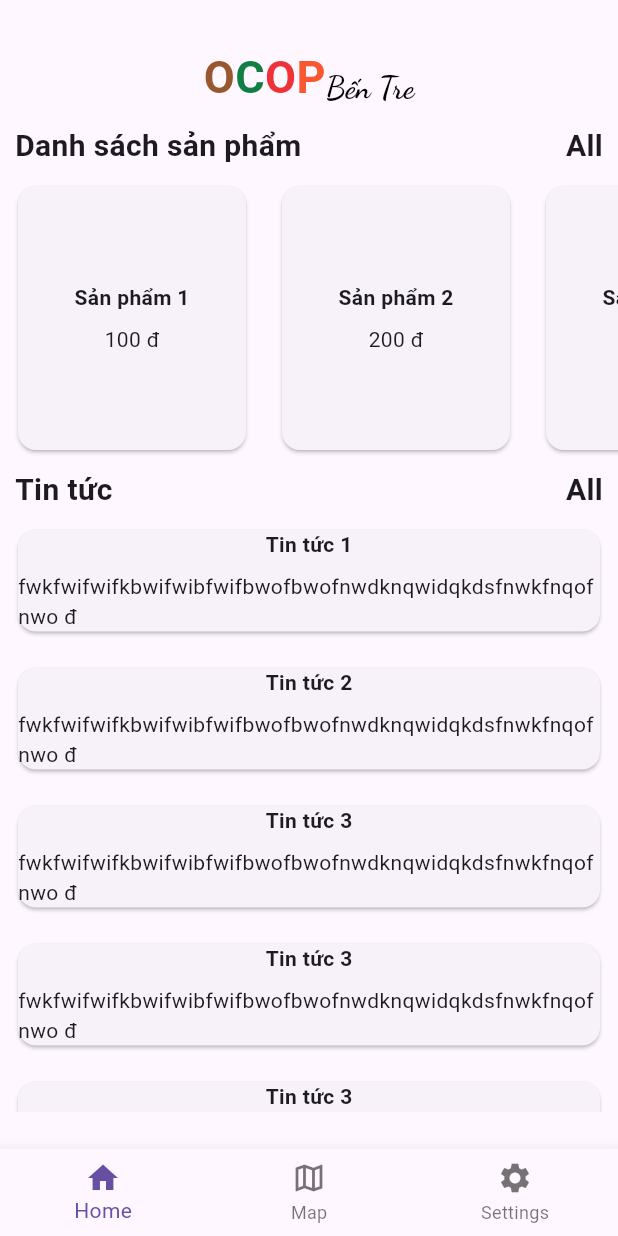
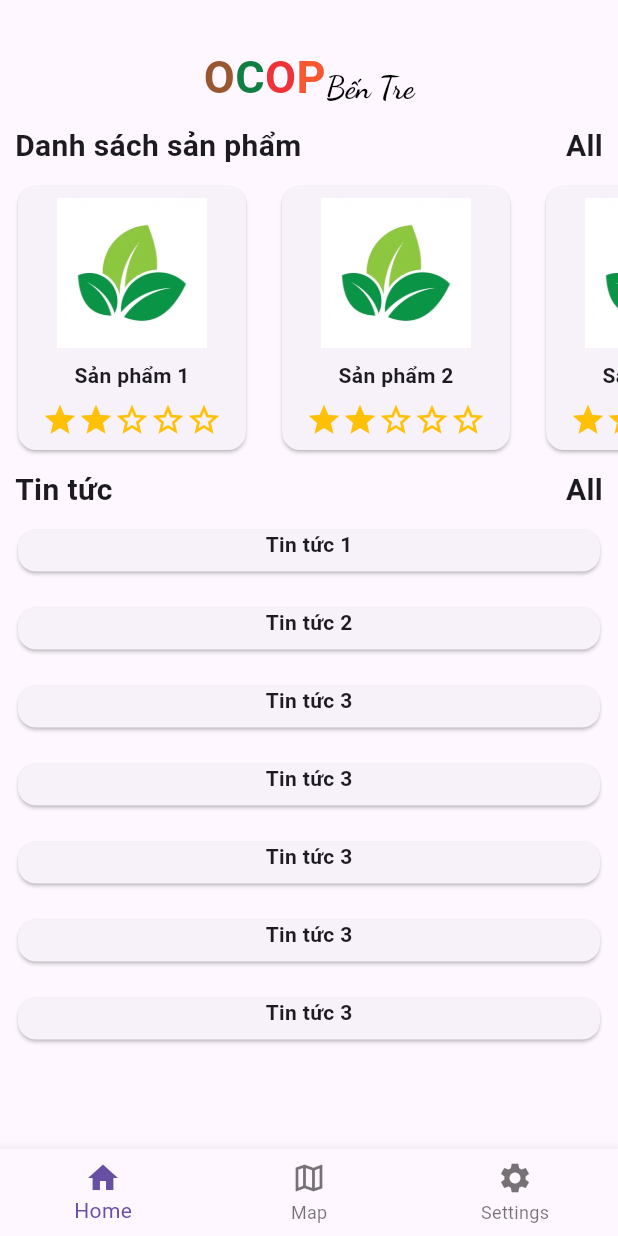
Before and after one commit to kiu-chan/ocop, a Flutter app: the screen it shows after launch, on a phone screen of 412 x 824 dp. Run offline on Flutter 3.47's test engine with Material 3 defaults, Android fonts, the phone set to English and light mode, and no system bars; our stand-ins replace flutter_map, latlong2; missing offline and left inert: geojson.

Commit message:
home update

```diff
--- /dev/null
+++ b/lib/src/data/home/newsData.dart
@@ -0,0 +1,6 @@
+class News {
+  final String name;
+  final String news;
+
+  News({required this.name, required this.news});
+}
--- /dev/null
+++ b/lib/src/data/home/productData.dart
@@ -0,0 +1,9 @@
+class Product {
+  final String name;
+  final int star;
+  final String category;
+  String? img = "";
+  String? describe = "";
+
+  Product({required this.name, required this.star, required this.category});
+}
--- /dev/null
+++ b/lib/src/page/elements/star.dart
@@ -0,0 +1,22 @@
+import 'package:flutter/material.dart';
+
+class Star extends StatelessWidget {
+  final int value;
+  const Star({super.key, required this.value});
+
+  @override
+  Widget build(BuildContext context) {
+    return Row(
+      mainAxisSize: MainAxisSize.min,
+      children: List.generate(5, (index) {
+        if (index < value) {
+          // Hiển thị sao đầy đủ cho các sao trong phạm vi value
+          return Icon(Icons.star, color: Colors.amber);
+        } else {
+          // Hiển thị sao viền cho các sao còn lại
+          return Icon(Icons.star_border, color: Colors.amber);
+        }
+      }),
+    );
+  }
+}
--- /dev/null
+++ b/lib/src/page/home/content/news/elements/newsCard.dart
@@ -0,0 +1,37 @@
+import 'package:flutter/material.dart';
+import 'package:ocop/src/data/home/newsData.dart';
+import 'package:ocop/src/page/home/content/news/elements/newsContent.dart';
+
+class NewsCard extends StatelessWidget {
+  final News news;
+
+  NewsCard({required this.news});
+
+  @override
+  Widget build(BuildContext context) {
+    return Container(
+      width: 160,
+      margin: EdgeInsets.all(8),
+      child: InkWell(
+        onTap: () {
+          Navigator.push(
+            context,
+            MaterialPageRoute(
+              builder: (context) => NewContent(news: news),
+            ),
+          );
+        },
+        child: Card(
+          child: Column(
+            mainAxisAlignment: MainAxisAlignment.center,
+            children: <Widget>[
+              Text(news.name, style: TextStyle(fontWeight: FontWeight.bold)),
+              SizedBox(height: 8),
+              // Text('${news.news} đ'),
+            ],
+          ),
+        ),
+      ),
+    );
+  }
+}
--- a/lib/src/page/home/content/news/news.dart
+++ b/lib/src/page/home/content/news/news.dart
@@ -1,14 +1,16 @@
 import 'package:flutter/material.dart';
+import 'package:ocop/src/data/home/newsData.dart';
+import 'package:ocop/src/page/home/content/news/elements/newsCard.dart';
 
 class NewsList extends StatelessWidget {
-  final List<Product> products = [
-    Product(name: 'Tin tức 1', news: "fwkfwifwifkbwifwibfwifbwofbwofnwdknqwidqkdsfnwkfnqofnwo"),
-    Product(name: 'Tin tức 2', news: "fwkfwifwifkbwifwibfwifbwofbwofnwdknqwidqkdsfnwkfnqofnwo"),
-    Product(name: 'Tin tức 3', news: "fwkfwifwifkbwifwibfwifbwofbwofnwdknqwidqkdsfnwkfnqofnwo"),
-    Product(name: 'Tin tức 3', news: "fwkfwifwifkbwifwibfwifbwofbwofnwdknqwidqkdsfnwkfnqofnwo"),
-    Product(name: 'Tin tức 3', news: "fwkfwifwifkbwifwibfwifbwofbwofnwdknqwidqkdsfnwkfnqofnwo"),
-    Product(name: 'Tin tức 3', news: "fwkfwifwifkbwifwibfwifbwofbwofnwdknqwidqkdsfnwkfnqofnwo"),
-    Product(name: 'Tin tức 3', news: "fwkfwifwifkbwifwibfwifbwofbwofnwdknqwidqkdsfnwkfnqofnwo"),
+  final List<News> news = [
+    News(name: 'Tin tức 1', news: "fwkfwifwifkbwifwibfwifbwofbwofnwdknqwidqkdsfnwkfnqofnwo"),
+    News(name: 'Tin tức 2', news: "fwkfwifwifkbwifwibfwifbwofbwofnwdknqwidqkdsfnwkfnqofnwo"),
+    News(name: 'Tin tức 3', news: "fwkfwifwifkbwifwibfwifbwofbwofnwdknqwidqkdsfnwkfnqofnwo"),
+    News(name: 'Tin tức 3', news: "fwkfwifwifkbwifwibfwifbwofbwofnwdknqwidqkdsfnwkfnqofnwo"),
+    News(name: 'Tin tức 3', news: "fwkfwifwifkbwifwibfwifbwofbwofnwdknqwidqkdsfnwkfnqofnwo"),
+    News(name: 'Tin tức 3', news: "fwkfwifwifkbwifwibfwifbwofbwofnwdknqwidqkdsfnwkfnqofnwo"),
+    News(name: 'Tin tức 3', news: "fwkfwifwifkbwifwibfwifbwofbwofnwdknqwidqkdsfnwkfnqofnwo"),
     // Thêm các tin tức khác vào đây
   ];
 
@@ -45,43 +47,12 @@ class NewsList extends StatelessWidget {
             height: 400,
             child: ListView.builder(
               scrollDirection: Axis.vertical,
-              itemCount: products.length,
+              itemCount: news.length,
               itemBuilder: (context, index) {
-                return ProductCard(product: products[index]);
+                return NewsCard(news: news[index]);
               },
             )),
       ],
     );
   }
 }
-
-class ProductCard extends StatelessWidget {
-  final Product product;
-
-  ProductCard({required this.product});
-
-  @override
-  Widget build(BuildContext context) {
-    return Container(
-      width: 160,
-      margin: EdgeInsets.all(8),
-      child: Card(
-        child: Column(
-          mainAxisAlignment: MainAxisAlignment.center,
-          children: <Widget>[
-            Text(product.name, style: TextStyle(fontWeight: FontWeight.bold)),
-            SizedBox(height: 8),
-            Text('${product.news} đ'),
-          ],
-        ),
-      ),
-    );
-  }
-}
-
-class Product {
-  final String name;
-  final String news;
-
-  Product({required this.name, required this.news});
-}
--- /dev/null
+++ b/lib/src/page/home/content/products/elements/productCard.dart
@@ -0,0 +1,45 @@
+import 'package:flutter/material.dart';
+import 'package:ocop/src/data/home/productData.dart';
+import 'package:ocop/src/page/home/content/products/elements/productInformation.dart';
+import 'package:ocop/src/page/elements/star.dart';
+
+class ProductCard extends StatelessWidget {
+  final Product product;
+
+  ProductCard({required this.product});
+
+  @override
+  Widget build(BuildContext context) {
+    return Container(
+      width: 160,
+      margin: EdgeInsets.all(8),
+      child: InkWell(
+        onTap: () {
+          Navigator.push(
+            context,
+            MaterialPageRoute(
+              builder: (context) => ProductInformation(product: product),
+            ),
+          );
+        },
+        child: Card(
+          child: Column(
+            mainAxisAlignment: MainAxisAlignment.center,
+            children: <Widget>[
+              Image.asset(
+                'lib/src/assets/img/map/img.png',
+                height: 100,
+                width: 100,
+                fit: BoxFit.cover,
+              ),
+              SizedBox(height: 8),
+              Text(product.name, style: TextStyle(fontWeight: FontWeight.bold)),
+              SizedBox(height: 8),
+              Star(value: 2),
+            ],
+          ),
+        ),
+      ),
+    );
+  }
+}
--- a/lib/src/page/home/content/products/products.dart
+++ b/lib/src/page/home/content/products/products.dart
@@ -1,10 +1,13 @@
 import 'package:flutter/material.dart';
+import 'package:ocop/src/data/home/productData.dart';
+import 'package:ocop/src/page/home/content/products/elements/productCard.dart';
+import 'package:ocop/src/page/home/content/products/elements/productInformation.dart';
 
 class ProductList extends StatelessWidget {
   final List<Product> products = [
-    Product(name: 'Sản phẩm 1', price: 100),
-    Product(name: 'Sản phẩm 2', price: 200),
-    Product(name: 'Sản phẩm 3', price: 300),
+    Product(name: 'Sản phẩm 1', star: 5, category: 'Thực phẩm'),
+    Product(name: 'Sản phẩm 2', star: 1, category: 'Thực phẩm'),
+    Product(name: 'Sản phẩm 3', star: 3, category: 'Thực phẩm'),
     // Thêm các sản phẩm khác vào đây
   ];
 
@@ -25,6 +28,22 @@ class ProductList extends StatelessWidget {
                 ), // Văn bản in đậm
             ),
           ),
+          // GestureDetector(
+          //             onTap: () {
+          //               Navigator.push(
+          //                 context,
+          //                 MaterialPageRoute(builder: (context) => ProductInformation()),
+          //               );
+          //             },
+          //             child: const Text(
+          //               'Đăng ký',
+          //               style: TextStyle(
+          //                 fontSize: 16,
+          //                 decoration: TextDecoration.underline, // Hiển thị chữ dưới gạch chân
+          //                 color: Colors.blue, // Màu chữ xanh
+          //               ),
+          //             ),
+          //           ),
             Container(
             padding: EdgeInsets.only(right: 10.0),
             child: Text(
@@ -50,34 +69,3 @@ class ProductList extends StatelessWidget {
     );
   }
 }
-
-class ProductCard extends StatelessWidget {
-  final Product product;
-
-  ProductCard({required this.product});
-
-  @override
-  Widget build(BuildContext context) {
-    return Container(
-      width: 160,
-      margin: EdgeInsets.all(8),
-      child: Card(
-        child: Column(
-          mainAxisAlignment: MainAxisAlignment.center,
-          children: <Widget>[
-            Text(product.name, style: TextStyle(fontWeight: FontWeight.bold)),
-            SizedBox(height: 8),
-            Text('${product.price} đ'),
-          ],
-        ),
-      ),
-    );
-  }
-}
-
-class Product {
-  final String name;
-  final int price;
-
-  Product({required this.name, required this.price});
-}
--- a/lib/src/page/home/homePage.dart
+++ b/lib/src/page/home/homePage.dart
@@ -15,14 +15,11 @@ class _homePageState extends State<homePage> {
       body: Column(
         mainAxisAlignment: MainAxisAlignment.start,
         children: [
-          // Container(
-          //   child: ProductList(),
-          // ),
-          SizedBox(
+          const SizedBox(
             height: 30,
           ),
-          Logo(),
-          SizedBox(
+          const Logo(),
+          const SizedBox(
             height: 10,
           ),
           ProductList(),
--- a/lib/src/page/map/elements/MarkerMap.dart
+++ b/lib/src/page/map/elements/MarkerMap.dart
@@ -1,6 +1,6 @@
 import 'package:flutter/material.dart';
 import 'package:flutter_map/flutter_map.dart';
-import 'package:ocop/src/page/map/data/ImageData.dart';
+import 'package:ocop/src/data/map/ImageData.dart';
 
 class MarkerMap extends StatelessWidget {
   final List<ImageData> imageDataList;
--- a/lib/src/page/map/elements/menu.dart
+++ b/lib/src/page/map/elements/menu.dart
@@ -1,6 +1,6 @@
 import 'package:flutter/material.dart';
-import 'package:ocop/src/page/map/data/ImageData.dart';
-import 'package:ocop/src/page/map/data/MapData.dart';
+import 'package:ocop/src/data/map/ImageData.dart';
+import 'package:ocop/src/data/map/MapData.dart';
 
 class Menu extends StatefulWidget {
   final ValueChanged<int> onClickMap;
--- a/lib/src/page/map/mapPage.dart
+++ b/lib/src/page/map/mapPage.dart
@@ -4,8 +4,8 @@ import 'package:flutter_map/flutter_map.dart';
 import 'package:latlong2/latlong.dart';
 import 'package:geojson/geojson.dart';
 import 'package:ocop/src/page/map/elements/menu.dart';
-import 'package:ocop/src/page/map/data/ImageData.dart';
-import 'package:ocop/src/page/map/data/MapData.dart';
+import 'package:ocop/src/data/map/ImageData.dart';
+import 'package:ocop/src/data/map/MapData.dart';
 import 'package:ocop/src/page/map/elements/MarkerMap.dart';
 
 
--- a/pubspec.yaml
+++ b/pubspec.yaml
@@ -33,6 +33,8 @@ dependencies:
   flutter_map: ^4.0.0
   latlong2: ^0.8.1
   geojson: ^1.0.0
+  google_maps_flutter: ^2.3.0
+  geocoding: ^2.1.0
   # cupertino_icons: ^1.0.6
 
 
```
Also changed, not shown: lib/src/page/home/content/news/elements/newsContent.dart (added, +73 -0 lines), lib/src/page/home/content/products/elements/productInformation.dart (added, +245 -0 lines), lib/src/data/map/ImageData.dart (renamed from lib/src/page/map/data/ImageData.dart), lib/src/data/map/MapData.dart (renamed from lib/src/page/map/data/MapData.dart), pubspec.lock.
